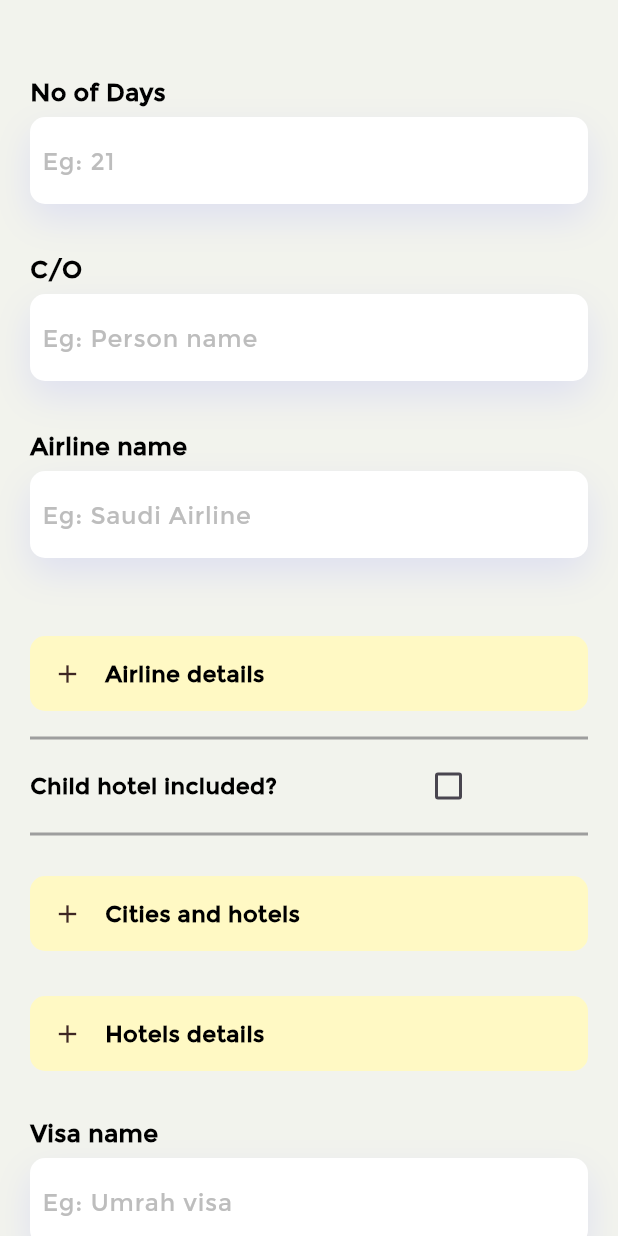
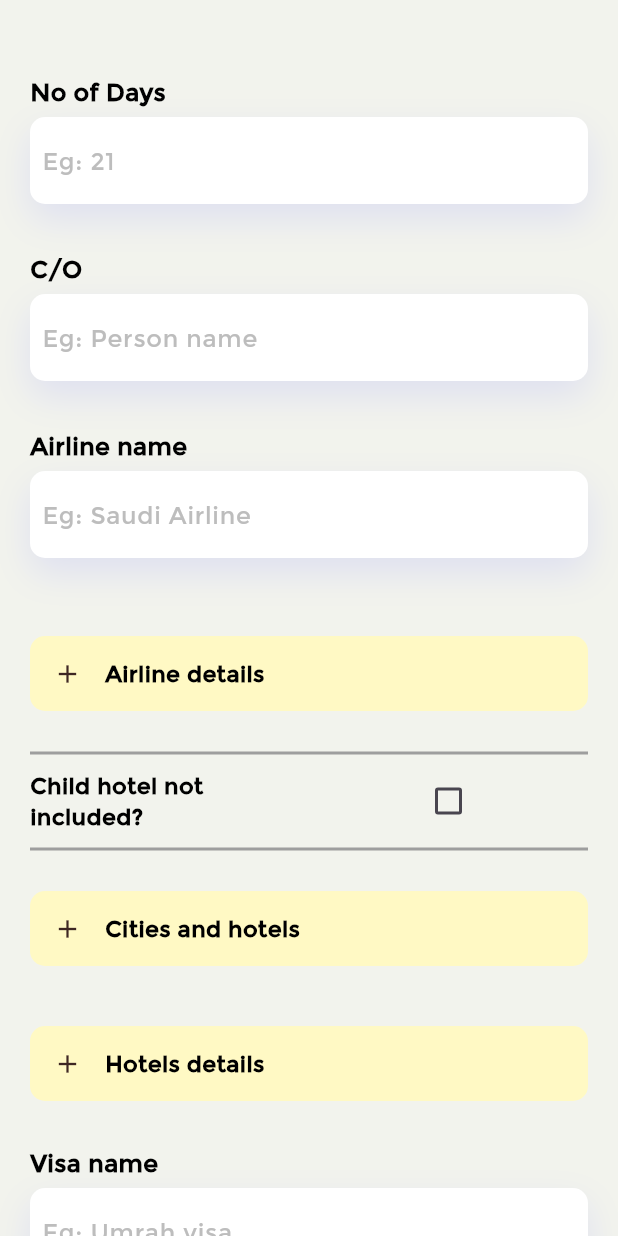
Before and after one commit to Munawer2022/Banner-Invoice-Generate-App, a Flutter app: the ExcelInvoice1 screen opened directly, on a phone screen of 412 x 824 dp. Run offline on Flutter 3.47's test engine with Material 2 defaults, Android fonts, the phone set to English and light mode, and no system bars; our stand-ins replace carousel_slider, image_gallery_saver, image_picker, open_file, pdf, permission_handler and 2 more; missing offline and left inert: add_comma, dropdown_search2; accounts and stored records are empty.

Commit message:
invoice completed V 1.1

```diff
--- a/lib/excel_invoice/excel-invoice-1.dart
+++ b/lib/excel_invoice/excel-invoice-1.dart
@@ -340,7 +340,38 @@ class _ExcelInvoice1State extends State<ExcelInvoice1> {
                 physics: NeverScrollableScrollPhysics(),
                 itemCount: airlineWidget.length,
                 itemBuilder: (_, index) => airlineWidget[index]),
-
+            SizedBox(
+              height: 10,
+            ),
+            airlineWidget.length > 1
+                ? Row(
+                    mainAxisAlignment: MainAxisAlignment.start,
+                    children: [
+                      Text(
+                        "Delete Airline Details",
+                        style: TextStyle(
+                            fontWeight: FontWeight.bold,
+                            fontSize: 15,
+                            color: Colors.black),
+                      ),
+                      Expanded(
+                        child: GestureDetector(
+                          onTap: () {
+                            airlineWidget.removeLast();
+                            airlineController.removeLast();
+                            noOfAirlines--;
+                            setState(() {});
+                          },
+                          child: Icon(
+                            Icons.delete,
+                            size: 20.0,
+                            color: Colors.brown[900],
+                          ),
+                        ),
+                      ),
+                    ],
+                  )
+                : SizedBox(),
             //cities and hotels
             Divider(
               thickness: 2,
@@ -351,7 +382,7 @@ class _ExcelInvoice1State extends State<ExcelInvoice1> {
               children: [
                 Expanded(
                   child: Text(
-                    "Child hotel included?",
+                    "Child hotel not included?",
                     style: TextStyle(
                         fontWeight: FontWeight.bold,
                         fontSize: 15,
@@ -427,6 +458,39 @@ class _ExcelInvoice1State extends State<ExcelInvoice1> {
                 itemCount: cityWidget.length,
                 itemBuilder: (_, index) => cityWidget[index]),
             //cities and hotels
+            SizedBox(
+              height: 10,
+            ),
+            cityWidget.length > 1
+                ? Row(
+                    mainAxisAlignment: MainAxisAlignment.start,
+                    children: [
+                      Text(
+                        "Delete city and hotel",
+                        style: TextStyle(
+                            fontWeight: FontWeight.bold,
+                            fontSize: 15,
+                            color: Colors.black),
+                      ),
+                      Expanded(
+                        child: GestureDetector(
+                          onTap: () {
+                            cityWidget.removeLast();
+
+                            meterController.removeLast();
+                            noOfCities--;
+                            setState(() {});
+                          },
+                          child: Icon(
+                            Icons.delete,
+                            size: 20.0,
+                            color: Colors.brown[900],
+                          ),
+                        ),
+                      ),
+                    ],
+                  )
+                : SizedBox(),
             //hotels details
             SizedBox(
               height: 20,
@@ -486,6 +550,42 @@ class _ExcelInvoice1State extends State<ExcelInvoice1> {
                 itemCount: hotelsDetailsWidget.length,
                 itemBuilder: (_, index) => hotelsDetailsWidget[index]),
             //hotels details
+            hotelsDetailsWidget.length > 1
+                ? Row(
+                    mainAxisAlignment: MainAxisAlignment.start,
+                    children: [
+                      Text(
+                        "Delete hotel",
+                        style: TextStyle(
+                            fontWeight: FontWeight.bold,
+                            fontSize: 15,
+                            color: Colors.black),
+                      ),
+                      Expanded(
+                        child: GestureDetector(
+                          onTap: () {
+                            hotelsDetailsWidget.removeLast();
+
+                            checkInController.removeLast();
+                            checkOutController.removeLast();
+                            currencyController.removeLast();
+                            amountController.removeLast();
+                            rateController.removeLast();
+
+                            // meterController.add(new TextEditingController());
+                            noOfHotels--;
+                            setState(() {});
+                          },
+                          child: Icon(
+                            Icons.delete,
+                            size: 20.0,
+                            color: Colors.brown[900],
+                          ),
+                        ),
+                      ),
+                    ],
+                  )
+                : SizedBox(),
             SizedBox(
               height: 20,
             ),
@@ -547,7 +647,7 @@ class _ExcelInvoice1State extends State<ExcelInvoice1> {
                 ),
                 Expanded(
                   child: CustomTextFieldHint(
-                    label: "Visa price",
+                    label: "Visa price (Riyal)",
                     controller: visaRiyalController,
                     placeholder: "Eg: 525",
                     isValid: true,
@@ -1625,7 +1725,7 @@ class AirlineWidget extends StatelessWidget {
     return Column(
       children: [
         CustomTextFieldHint(
-          label: "Fligt details",
+          label: "Flight details",
           controller: airlineController[index],
           placeholder: "Eg: Saudi Airline 7895",
           isValid: true,
```
